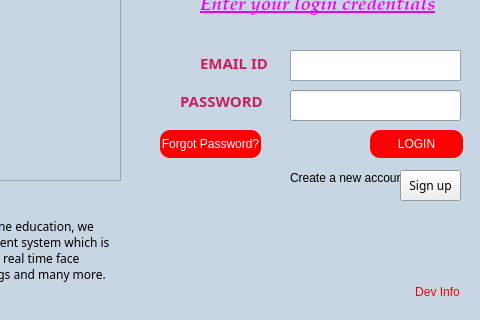
Before: the Qt Designer form LoginWindow.ui in sarthakforwet/Attendance-Record-Management-System, drawn with Qt 5; both pictures show x 260 to 740 and y 120 to 440 of the 740 by 440 pixel window.
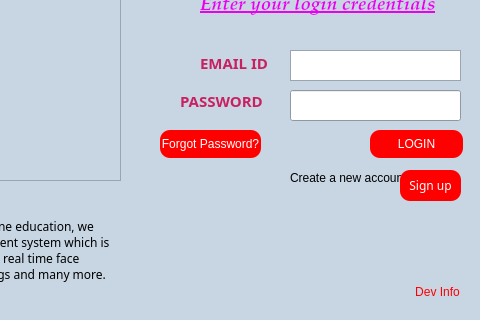
After: the same form once the commit is applied. Icons and pictures are not drawn.

The edit to the form file:
```diff
--- a/LoginWindow.ui
+++ b/LoginWindow.ui
@@ -268,7 +268,16 @@
        <colorrole role="WindowText">
         <brush brushstyle="SolidPattern">
          <color alpha="255">
-          <red>0</red>
+          <red>255</red>
+          <green>255</green>
+          <blue>255</blue>
+         </color>
+        </brush>
+       </colorrole>
+       <colorrole role="Button">
+        <brush brushstyle="SolidPattern">
+         <color alpha="255">
+          <red>255</red>
           <green>0</green>
           <blue>0</blue>
          </color>
@@ -304,16 +313,34 @@
        <colorrole role="Text">
         <brush brushstyle="SolidPattern">
          <color alpha="255">
-          <red>0</red>
-          <green>0</green>
-          <blue>0</blue>
+          <red>255</red>
+          <green>255</green>
+          <blue>255</blue>
          </color>
         </brush>
        </colorrole>
        <colorrole role="ButtonText">
         <brush brushstyle="SolidPattern">
          <color alpha="255">
-          <red>0</red>
+          <red>255</red>
+          <green>255</green>
+          <blue>255</blue>
+         </color>
+        </brush>
+       </colorrole>
+       <colorrole role="Base">
+        <brush brushstyle="SolidPattern">
+         <color alpha="255">
+          <red>255</red>
+          <green>0</green>
+          <blue>0</blue>
+         </color>
+        </brush>
+       </colorrole>
+       <colorrole role="Window">
+        <brush brushstyle="SolidPattern">
+         <color alpha="255">
+          <red>255</red>
           <green>0</green>
           <blue>0</blue>
          </color>
@@ -333,7 +360,16 @@
        <colorrole role="WindowText">
         <brush brushstyle="SolidPattern">
          <color alpha="255">
-          <red>0</red>
+          <red>255</red>
+          <green>255</green>
+          <blue>255</blue>
+         </color>
+        </brush>
+       </colorrole>
+       <colorrole role="Button">
+        <brush brushstyle="SolidPattern">
+         <color alpha="255">
+          <red>255</red>
           <green>0</green>
           <blue>0</blue>
          </color>
@@ -369,16 +405,34 @@
        <colorrole role="Text">
         <brush brushstyle="SolidPattern">
          <color alpha="255">
-          <red>0</red>
-          <green>0</green>
-          <blue>0</blue>
+          <red>255</red>
+          <green>255</green>
+          <blue>255</blue>
          </color>
         </brush>
        </colorrole>
        <colorrole role="ButtonText">
         <brush brushstyle="SolidPattern">
          <color alpha="255">
-          <red>0</red>
+          <red>255</red>
+          <green>255</green>
+          <blue>255</blue>
+         </color>
+        </brush>
+       </colorrole>
+       <colorrole role="Base">
+        <brush brushstyle="SolidPattern">
+         <color alpha="255">
+          <red>255</red>
+          <green>0</green>
+          <blue>0</blue>
+         </color>
+        </brush>
+       </colorrole>
+       <colorrole role="Window">
+        <brush brushstyle="SolidPattern">
+         <color alpha="255">
+          <red>255</red>
           <green>0</green>
           <blue>0</blue>
          </color>
@@ -398,9 +452,18 @@
        <colorrole role="WindowText">
         <brush brushstyle="SolidPattern">
          <color alpha="255">
-          <red>253</red>
-          <green>253</green>
-          <blue>253</blue>
+          <red>255</red>
+          <green>255</green>
+          <blue>255</blue>
+         </color>
+        </brush>
+       </colorrole>
+       <colorrole role="Button">
+        <brush brushstyle="SolidPattern">
+         <color alpha="255">
+          <red>255</red>
+          <green>0</green>
+          <blue>0</blue>
          </color>
         </brush>
        </colorrole>
@@ -434,18 +497,36 @@
        <colorrole role="Text">
         <brush brushstyle="SolidPattern">
          <color alpha="255">
-          <red>253</red>
-          <green>253</green>
-          <blue>253</blue>
+          <red>255</red>
+          <green>255</green>
+          <blue>255</blue>
          </color>
         </brush>
        </colorrole>
        <colorrole role="ButtonText">
         <brush brushstyle="SolidPattern">
          <color alpha="255">
-          <red>253</red>
-          <green>253</green>
-          <blue>253</blue>
+          <red>255</red>
+          <green>255</green>
+          <blue>255</blue>
+         </color>
+        </brush>
+       </colorrole>
+       <colorrole role="Base">
+        <brush brushstyle="SolidPattern">
+         <color alpha="255">
+          <red>255</red>
+          <green>0</green>
+          <blue>0</blue>
+         </color>
+        </brush>
+       </colorrole>
+       <colorrole role="Window">
+        <brush brushstyle="SolidPattern">
+         <color alpha="255">
+          <red>255</red>
+          <green>0</green>
+          <blue>0</blue>
          </color>
         </brush>
        </colorrole>
@@ -467,6 +548,13 @@
       <pointsize>9</pointsize>
      </font>
     </property>
+    <property name="styleSheet">
+     <string notr="true">QPushButton{
+	background-color:rgb(255,0,0);
+	border-radius:10px;
+	color:#FFFFFF
+}</string>
+    </property>
     <property name="text">
      <string>Sign up</string>
     </property>
```
